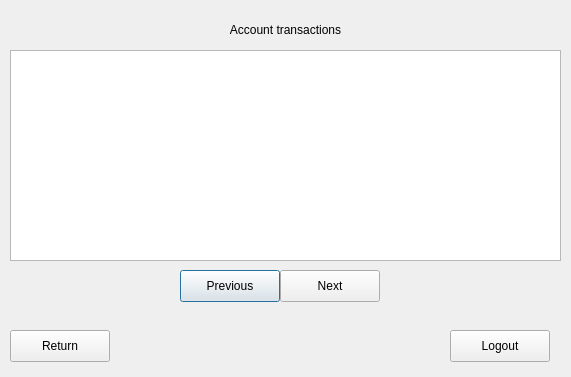
This is bank-automat/transactions.ui in sannatikk/ATM_simulator_app as Qt 5 draws it before an edit. The edited form follows.
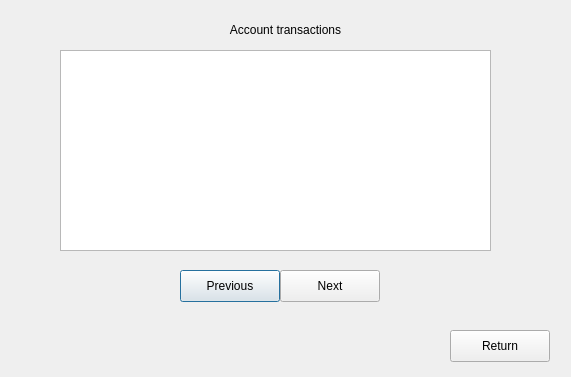
This is the edited form.

```diff
--- a/bank-automat/transactions.ui
+++ b/bank-automat/transactions.ui
@@ -42,19 +42,6 @@
   <widget class="QPushButton" name="btnReturn">
    <property name="geometry">
     <rect>
-     <x>10</x>
-     <y>330</y>
-     <width>100</width>
-     <height>32</height>
-    </rect>
-   </property>
-   <property name="text">
-    <string>Return</string>
-   </property>
-  </widget>
-  <widget class="QPushButton" name="btnLogout">
-   <property name="geometry">
-    <rect>
      <x>450</x>
      <y>330</y>
      <width>100</width>
@@ -62,7 +49,7 @@
     </rect>
    </property>
    <property name="text">
-    <string>Logout</string>
+    <string>Return</string>
    </property>
   </widget>
   <widget class="QLabel" name="txtAccountTransactions">
@@ -84,10 +71,10 @@
   <widget class="QTableView" name="tableView">
    <property name="geometry">
     <rect>
-     <x>10</x>
+     <x>60</x>
      <y>50</y>
-     <width>551</width>
-     <height>211</height>
+     <width>431</width>
+     <height>201</height>
     </rect>
    </property>
   </widget>
```
